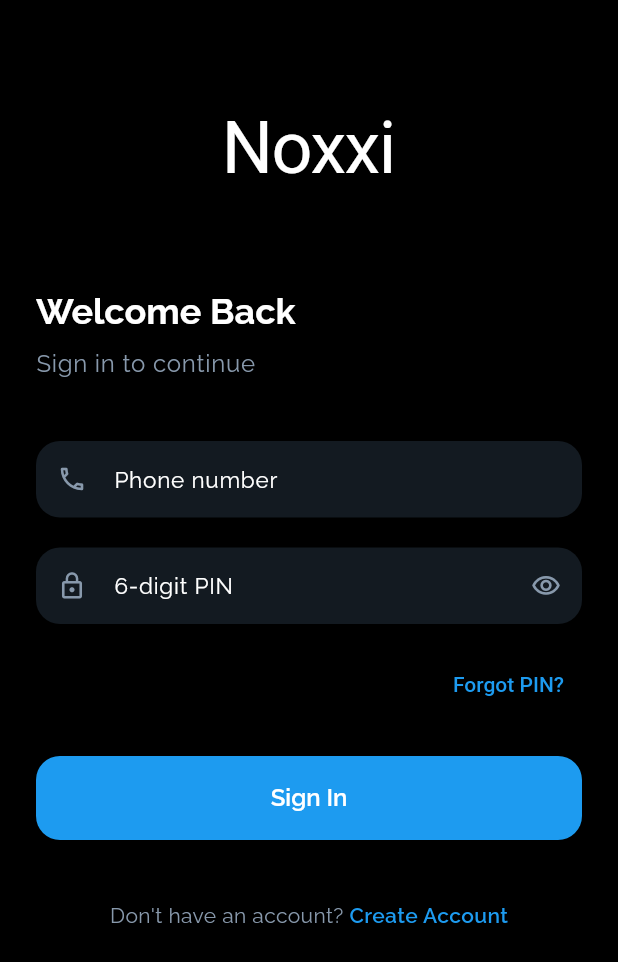
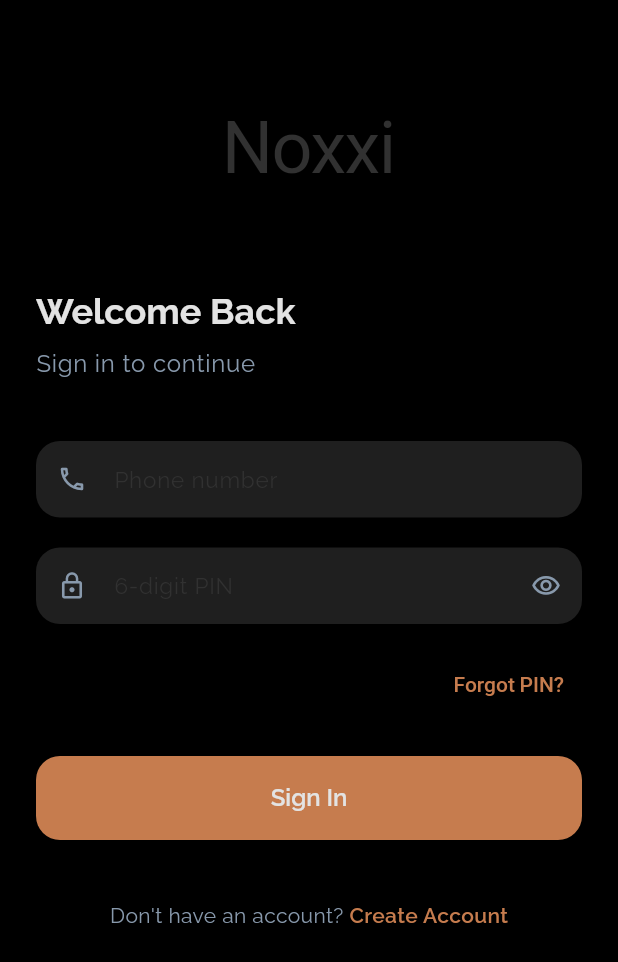
Before and after one commit to tonimnim/noxxi, a Flutter app: the screen it shows after launch, on a phone screen of 412 x 824 dp. Shown: the top 962 px of the screen. Run offline on Flutter 3.47's test engine with Material 3 defaults, Android fonts, the light colour scheme and no system bars; drawn by our look-alikes of flutter_animate; our stand-ins replace email_validator, google_fonts, intl_phone_number_input, shared_preferences, supabase_flutter; accounts and stored records are empty; Roboto replaces fonts that are missing (Biski); statements that could not run were skipped.

Commit message:
first commit

```diff
--- a/lib/core/theme/app_colors.dart
+++ b/lib/core/theme/app_colors.dart
@@ -1,41 +1,43 @@
 import 'package:flutter/material.dart';
 
 class AppColors {
-  // Primary colors - Twitter Dim inspired
-  static const Color primaryBackground = Color(0xFF192734); // Dark blue-gray
-  static const Color pureBlack = Color(0xFF000000); // Pure black option
+  // Primary colors
+  static const Color primaryBackground = Color(0xFF313131); // Dark gray background
+  static const Color scaffoldBackground = Color(0xFFF9F2ED); // Light cream background
+  static const Color pureBlack = Color(0xFF000000); // Pure black
 
   // Text colors
-  static const Color primaryText = Color(0xFFFFFFFF); // White
+  static const Color primaryText = Color(0xFFE3E3E3); // Light gray for regular text
   static const Color secondaryText = Color(0xFF8899AC); // Light gray-blue
   static const Color disabledText = Color(0xFF536471); // Muted text
+  static const Color darkText = Color(0xFF313131); // Dark text for light backgrounds
 
   // Card and surface colors
-  static const Color cardBackground = Color(0xFF1E3A4C); // Lighter blue for cards
-  static const Color surfaceLight = Color(0xFF253341); // Even lighter for depth
+  static const Color cardBackground = Color(0xFFEDD6C8); // Light peach for cards
+  static const Color surfaceLight = Color(0xFFF9F2ED); // Light cream
 
   // Accent colors
-  static const Color primaryAccent = Color(0xFF1D9BF0); // Twitter blue
-  static const Color accentLight = Color(0xFF4FB5F2); // Lighter blue
-  static const Color accentDark = Color(0xFF1A8CD8); // Darker blue
+  static const Color primaryAccent = Color(0xFFC67C4E); // Brown/Orange for icons and buttons
+  static const Color accentLight = Color(0xFFD4926B); // Lighter brown
+  static const Color accentDark = Color(0xFFB56839); // Darker brown
 
   // Functional colors
   static const Color success = Color(0xFF00BA7C); // Green
   static const Color error = Color(0xFFF4212E); // Red
   static const Color warning = Color(0xFFFFD400); // Yellow
-  static const Color info = Color(0xFF1D9BF0); // Blue
+  static const Color info = Color(0xFFC67C4E); // Brown/Orange
 
   // Border and divider colors
-  static const Color border = Color(0xFF38444D); // Subtle borders
-  static const Color divider = Color(0xFF2F3E4C); // Divider lines
+  static const Color border = Color(0xFF4A4A4A); // Subtle borders
+  static const Color divider = Color(0xFF4A4A4A); // Divider lines
 
   // Input field colors
-  static const Color inputBackground = Color(0xFF253341);
-  static const Color inputBorder = Color(0xFF38444D);
-  static const Color inputFocusedBorder = Color(0xFF1D9BF0);
+  static const Color inputBackground = Color(0xFF3D3D3D);
+  static const Color inputBorder = Color(0xFF4A4A4A);
+  static const Color inputFocusedBorder = Color(0xFFC67C4E);
 
   // Button colors
-  static const Color buttonPrimary = Color(0xFF1D9BF0);
-  static const Color buttonSecondary = Color(0xFF253341);
-  static const Color buttonDisabled = Color(0xFF38444D);
+  static const Color buttonPrimary = Color(0xFFC67C4E); // Brown/Orange
+  static const Color buttonSecondary = Color(0xFF3D3D3D);
+  static const Color buttonDisabled = Color(0xFF4A4A4A);
 }
--- a/lib/core/theme/app_theme.dart
+++ b/lib/core/theme/app_theme.dart
@@ -1,5 +1,6 @@
 import 'package:flutter/material.dart';
 import 'package:flutter/services.dart';
+import 'package:google_fonts/google_fonts.dart';
 import 'app_colors.dart';
 
 class AppTheme {
@@ -8,6 +9,7 @@ class AppTheme {
       brightness: Brightness.dark,
       scaffoldBackgroundColor: AppColors.primaryBackground,
       primaryColor: AppColors.primaryAccent,
+      fontFamily: GoogleFonts.sora().fontFamily,
 
       colorScheme: const ColorScheme.dark(
         primary: AppColors.primaryAccent,
@@ -17,22 +19,22 @@ class AppTheme {
         error: AppColors.error,
         onPrimary: AppColors.primaryText,
         onSecondary: AppColors.primaryText,
-        onSurface: AppColors.primaryText,
+        onSurface: AppColors.darkText,
         onBackground: AppColors.primaryText,
         onError: AppColors.primaryText,
       ),
 
-      appBarTheme: const AppBarTheme(
+      appBarTheme: AppBarTheme(
         backgroundColor: AppColors.primaryBackground,
         elevation: 0,
         centerTitle: true,
-        titleTextStyle: TextStyle(
+        titleTextStyle: GoogleFonts.sora(
           color: AppColors.primaryText,
           fontSize: 18,
           fontWeight: FontWeight.w600,
         ),
-        iconTheme: IconThemeData(color: AppColors.primaryText),
-        systemOverlayStyle: SystemUiOverlayStyle(
+        iconTheme: const IconThemeData(color: AppColors.primaryText),
+        systemOverlayStyle: const SystemUiOverlayStyle(
           statusBarColor: Colors.transparent,
           statusBarIconBrightness: Brightness.light,
           statusBarBrightness: Brightness.dark,
@@ -223,15 +225,27 @@ class AppTheme {
 
   static ThemeData get blackTheme {
     return darkTheme.copyWith(
-      scaffoldBackgroundColor: AppColors.pureBlack,
+      scaffoldBackgroundColor: AppColors.scaffoldBackground,
       colorScheme: darkTheme.colorScheme.copyWith(
-        background: AppColors.pureBlack,
+        background: AppColors.scaffoldBackground,
+        onBackground: AppColors.darkText,
+        onSurface: AppColors.darkText,
       ),
       appBarTheme: darkTheme.appBarTheme.copyWith(
-        backgroundColor: AppColors.pureBlack,
+        backgroundColor: AppColors.scaffoldBackground,
+        titleTextStyle: GoogleFonts.sora(
+          color: AppColors.darkText,
+          fontSize: 18,
+          fontWeight: FontWeight.w600,
+        ),
+        iconTheme: const IconThemeData(color: AppColors.darkText),
       ),
       cardTheme: darkTheme.cardTheme.copyWith(
-        color: AppColors.primaryBackground,
+        color: AppColors.cardBackground,
+      ),
+      textTheme: darkTheme.textTheme.apply(
+        bodyColor: AppColors.darkText,
+        displayColor: AppColors.darkText,
       ),
     );
   }
--- a/lib/core/widgets/app_logo.dart
+++ b/lib/core/widgets/app_logo.dart
@@ -19,7 +19,7 @@ class AppLogo extends StatelessWidget {
         fontFamily: 'Biski',
         fontSize: fontSize,
         fontWeight: FontWeight.normal,
-        color: color ?? AppColors.primaryText,
+        color: color ?? AppColors.primaryBackground,
         letterSpacing: -1.0,
       ),
     );
--- a/lib/main.dart
+++ b/lib/main.dart
@@ -24,7 +24,7 @@ class MyApp extends StatelessWidget {
       child: MaterialApp(
         title: 'Noxxi',
         debugShowCheckedModeBanner: false,
-        theme: AppTheme.darkTheme,
+        theme: AppTheme.blackTheme,
         darkTheme: AppTheme.blackTheme,
         themeMode: ThemeMode.dark,
         home: const SplashScreen(),
--- a/pubspec.yaml
+++ b/pubspec.yaml
@@ -53,6 +53,12 @@ dependencies:
   # UUID generation
   uuid: ^4.2.1
 
+  # Local storage
+  shared_preferences: ^2.2.2
+
+  # Google Fonts
+  google_fonts: ^6.1.0
+
 dev_dependencies:
   flutter_test:
     sdk: flutter
```
Also changed, not shown: lib/core/providers/auth_state_provider.dart (+7 -0 lines), lib/features/events/screens/create_event_screen.dart (added, +38 -0 lines), lib/features/home/screens/attendee_home_screen.dart (added, +25 -0 lines), lib/features/home/screens/organizer_home_screen.dart (added, +25 -0 lines), lib/features/navigation/attendee_navigation.dart (added, +81 -0 lines), lib/features/navigation/manager_navigation.dart (added, +81 -0 lines), lib/features/navigation/navigation_wrapper.dart (added, +85 -0 lines), lib/features/navigation/organizer_navigation.dart (added, +124 -0 lines), lib/features/notifications/screens/notifications_screen.dart (added, +24 -0 lines), lib/features/scanner/screens/scanner_screen.dart (added, +24 -0 lines), lib/features/search/screens/search_screen.dart (added, +24 -0 lines), lib/features/tickets/screens/my_tickets_screen.dart (added, +24 -0 lines), lib/splash_screen.dart (+7 -15 lines), .claude/settings.local.json, 1 more files, 1 other file.
